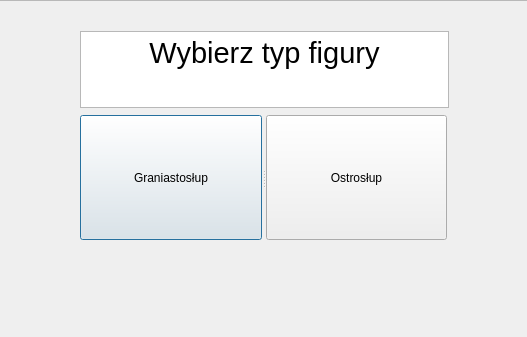
Before: the Qt Designer form choosetype.ui in KwRafik/GeometryCalc, drawn with Qt 5; both pictures show x 120 to 647 and y 0 to 337 of the 800 by 600 pixel window.
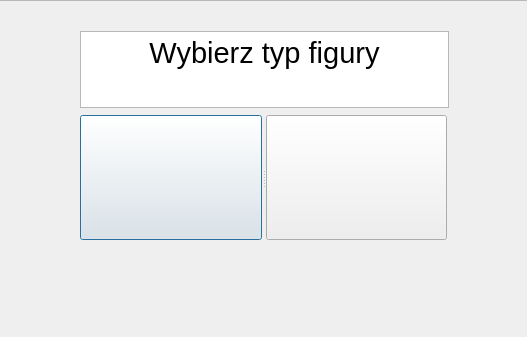
After: the same form once the commit is applied. Icons and pictures are not drawn.

What changed in the file:
```diff
--- a/choosetype.ui
+++ b/choosetype.ui
@@ -111,7 +111,7 @@
 width: 45%;</string>
        </property>
        <property name="text">
-        <string>Graniastosłup</string>
+        <string/>
        </property>
       </widget>
       <widget class="QPushButton" name="PyramidButton_2">
@@ -132,7 +132,7 @@
 width: 45%;</string>
        </property>
        <property name="text">
-        <string>Ostrosłup</string>
+        <string/>
        </property>
       </widget>
      </widget>
```
Left out of the diff: 7 changed lines with no effect on the pictures.
